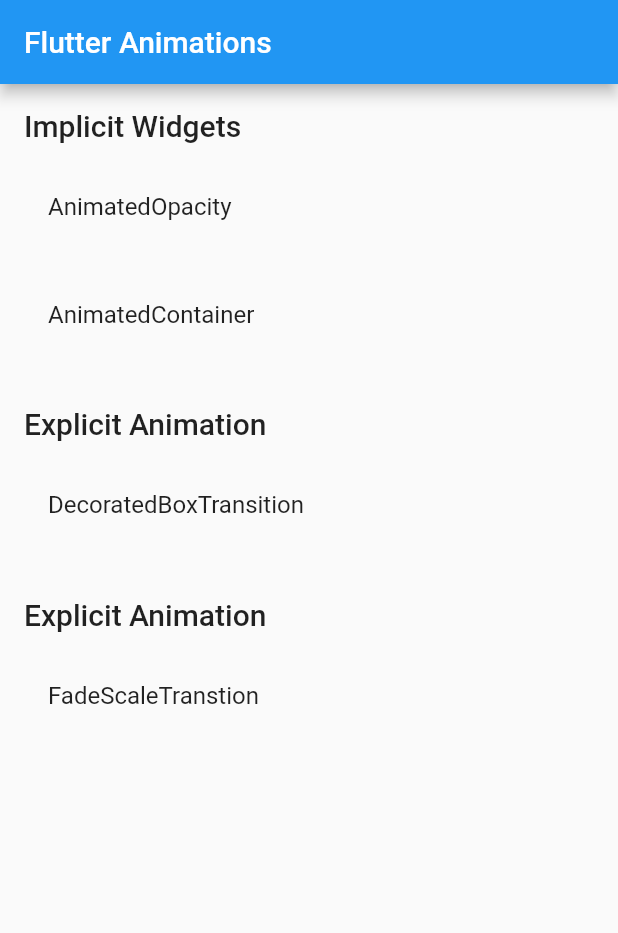
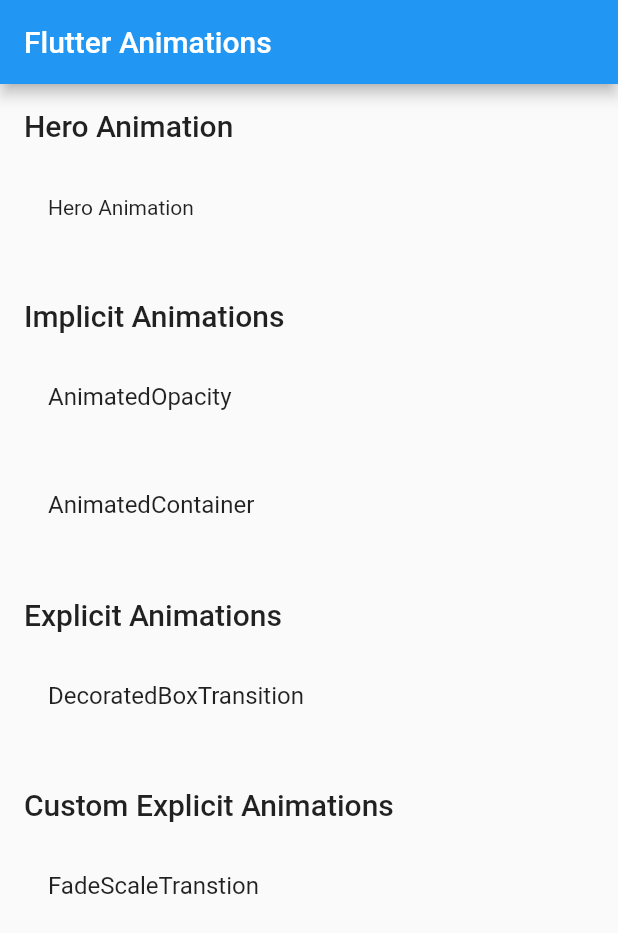
Before and after one commit to NabeelSeid/flutter-references, a Flutter app: the screen it shows after launch, on a phone screen of 412 x 824 dp. Shown: the top 933 px of the screen. Run offline on Flutter 3.47's test engine with Material 2 defaults, Android fonts, the phone set to English and light mode, and no system bars; our stand-ins replace equatable, flutter_bloc, shared_preferences.

Commit message:
hero animation added to `animations`

```diff
--- /dev/null
+++ b/animations/lib/hero_animation.dart
@@ -0,0 +1,27 @@
+import 'package:flutter/material.dart';
+
+const hero_tag = '__hero_animation__';
+
+class HeroAnimation extends StatelessWidget {
+  const HeroAnimation({Key key}) : super(key: key);
+
+  @override
+  Widget build(BuildContext context) {
+    return Scaffold(
+      appBar: AppBar(
+        title: Text('Hero Animation'),
+      ),
+      body: Center(
+        child: Hero(
+            tag: hero_tag,
+            child: Material(
+              type: MaterialType.transparency,
+              child: Text(
+                'Hero Animation',
+                style: Theme.of(context).textTheme.headline6,
+              ),
+            )),
+      ),
+    );
+  }
+}
--- a/animations/lib/home.dart
+++ b/animations/lib/home.dart
@@ -1,6 +1,7 @@
 import 'package:flutter/material.dart';
 
 import 'package:animations/router.dart';
+import 'package:animations/hero_animation.dart';
 
 class Home extends StatelessWidget {
   @override
@@ -14,7 +15,14 @@ class Home extends StatelessWidget {
         child: Column(
           crossAxisAlignment: CrossAxisAlignment.start,
           children: <Widget>[
-            menuTitle('Implicit Widgets'),
+            menuTitle('Hero Animation'),
+            heroTile(RouteNames.h_animation,
+                title: 'Hero Animation', tag: hero_tag),
+
+            // -------------------------
+            // Implicit ANIMATION
+            // -------------------------
+            menuTitle('Implicit Animations'),
             menuTile(RouteNames.i_animated_opacity, title: 'AnimatedOpacity'),
             menuTile(RouteNames.i_animated_container,
                 title: 'AnimatedContainer'),
@@ -22,14 +30,14 @@ class Home extends StatelessWidget {
             // -------------------------
             // EXPLICIT ANIMATION
             // -------------------------
-            menuTitle('Explicit Animation'),
+            menuTitle('Explicit Animations'),
             menuTile(RouteNames.e_decoratedBox_transition,
                 title: 'DecoratedBoxTransition'),
 
             // -------------------------
             // CUSTOM EXPLICIT ANIMATION
             // -------------------------
-            menuTitle('Explicit Animation'),
+            menuTitle('Custom Explicit Animations'),
             menuTile(RouteNames.c_e_fade_scale_transition,
                 title: 'FadeScaleTranstion'),
           ],
@@ -60,4 +68,24 @@ class Home extends StatelessWidget {
           subtitle: Text(subtitle ?? ''),
         ),
       );
+
+  Widget heroTile(
+    String routeName, {
+    @required String tag,
+    String title,
+    String subtitle,
+  }) =>
+      Builder(
+        builder: (c) => ListTile(
+          onTap: () => Navigator.pushNamed(c, routeName),
+          title: Hero(
+            tag: tag,
+            child: Material(
+              type: MaterialType.transparency,
+              child: Text(title ?? 'Animation'),
+            ),
+          ),
+          subtitle: Text(subtitle ?? ''),
+        ),
+      );
 }
--- a/animations/lib/router.dart
+++ b/animations/lib/router.dart
@@ -1,6 +1,7 @@
 import 'package:flutter/material.dart';
 
 import 'package:animations/home.dart';
+import 'package:animations/hero_animation.dart';
 import 'package:animations/implicit_animations/implicit_animations.dart';
 import 'package:animations/explicit_animations/explicit_animations.dart';
 import 'package:animations/custom_explicit_animation/custom_explicit_animation.dart';
@@ -8,7 +9,11 @@ import 'package:animations/custom_explicit_animation/custom_explicit_animation.d
 Route<dynamic> onGenerateRoute(RouteSettings settings) {
   final String routeName = settings.name;
 
-  //_____________________Implicit Animation______________________________
+  //__________________________Hero Animation______________________________
+  if (routeName == RouteNames.h_animation)
+    return materialPageRoute(HeroAnimation());
+
+  //__________________________Implicit Animation______________________________
   // AnimatedOpacity
   if (routeName == RouteNames.i_animated_opacity)
     return materialPageRoute(IAnimatedOpacity());
@@ -33,6 +38,9 @@ MaterialPageRoute materialPageRoute(Widget screen) =>
     MaterialPageRoute(builder: (_) => screen);
 
 class RouteNames {
+  // Hero Animations
+  static const String h_animation = '/h_animation';
+
   // Implicit Animations
   static const String i_animated_opacity = '/i_animated_opacity';
   static const String i_animated_container = '/i_animated_container';
```
Also changed, not shown: 1 other file.
